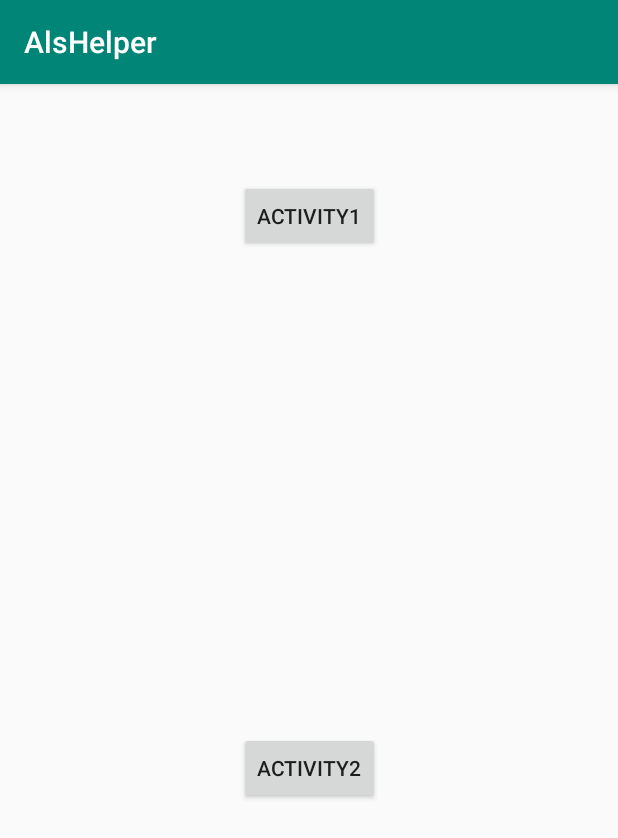
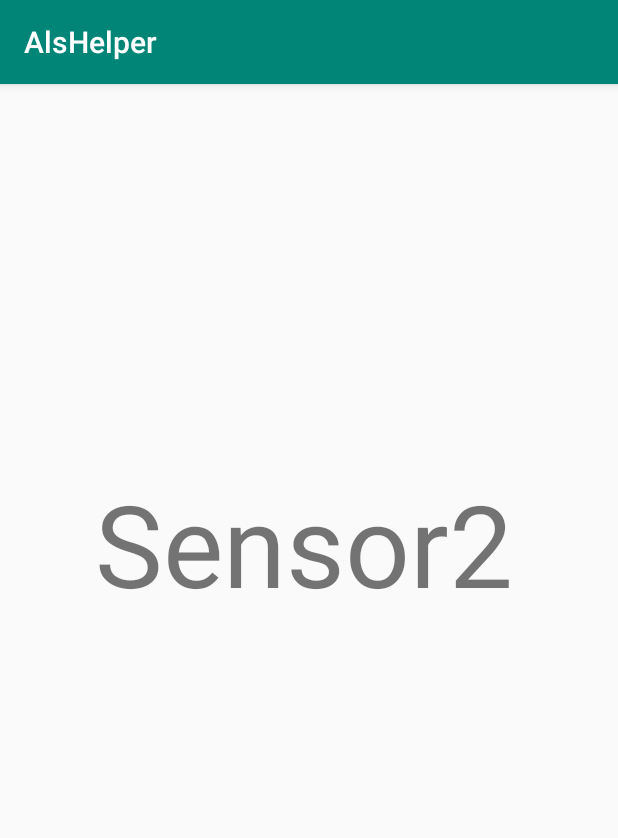
Before and after one commit to brkrot/AlsHelper, an Android app: the screen it shows after launch (MainActivity before the commit, sensor2Activity after it), after a tap on "ACTIVITY2", on a phone screen of 412 x 824 dp. Shown: the top 838 px of the screen. Run offline under Robolectric (Android 15) with nearby library versions, the phone set to English and light mode, and no system bars.

Commit message:
Menu for 2 activites was created All works fine

```diff
--- a/app/src/main/AndroidManifest.xml
+++ b/app/src/main/AndroidManifest.xml
@@ -9,7 +9,8 @@
         android:roundIcon="@mipmap/ic_launcher_round"
         android:supportsRtl="true"
         android:theme="@style/AppTheme">
-        <activity android:name=".sensor1Activity"></activity>
+        <activity android:name=".sensor2Activity"></activity>
+        <activity android:name=".sensor1Activity" />
         <activity android:name=".MainActivity">
             <intent-filter>
                 <action android:name="android.intent.action.MAIN" />
--- a/app/src/main/java/com/example/alshelper/MainActivity.java
+++ b/app/src/main/java/com/example/alshelper/MainActivity.java
@@ -12,7 +12,16 @@ public class MainActivity extends AppCompatActivity {
 
 
     public void move(View v){
-        Intent intent = new ArrayList<Integer>();
+        Intent intent;
+        int tag = Integer.parseInt(v.getTag().toString());
+        if(tag==1){
+            intent = new Intent (this.getBaseContext(), sensor1Activity.class);
+        }else{
+            intent = new Intent(this.getBaseContext(), sensor2Activity.class);
+        }
+
+        startActivity(intent);
+
     }
 
     @Override
--- /dev/null
+++ b/app/src/main/java/com/example/alshelper/sensor2Activity.java
@@ -0,0 +1,14 @@
+package com.example.alshelper;
+
+import androidx.appcompat.app.AppCompatActivity;
+
+import android.os.Bundle;
+
+public class sensor2Activity extends AppCompatActivity {
+
+    @Override
+    protected void onCreate(Bundle savedInstanceState) {
+        super.onCreate(savedInstanceState);
+        setContentView(R.layout.activity_sensor2);
+    }
+}
--- a/app/src/main/res/layout/activity_sensor1.xml
+++ b/app/src/main/res/layout/activity_sensor1.xml
@@ -4,6 +4,4 @@
     xmlns:tools="http://schemas.android.com/tools"
     android:layout_width="match_parent"
     android:layout_height="match_parent"
-    tools:context=".sensor1Activity">
-
-</androidx.constraintlayout.widget.ConstraintLayout>
+    tools:context=".sensor1Activity"/>
--- /dev/null
+++ b/app/src/main/res/layout/activity_sensor2.xml
@@ -0,0 +1,23 @@
+<?xml version="1.0" encoding="utf-8"?>
+<androidx.constraintlayout.widget.ConstraintLayout xmlns:android="http://schemas.android.com/apk/res/android"
+    xmlns:app="http://schemas.android.com/apk/res-auto"
+    xmlns:tools="http://schemas.android.com/tools"
+    android:layout_width="match_parent"
+    android:layout_height="match_parent"
+    tools:context=".sensor2Activity">
+
+    <TextView
+        android:id="@+id/textView"
+        android:layout_width="wrap_content"
+        android:layout_height="wrap_content"
+        android:layout_marginStart="173dp"
+        android:layout_marginTop="278dp"
+        android:layout_marginEnd="180dp"
+        android:layout_marginBottom="434dp"
+        android:text="Sensor2"
+        android:textSize="76sp"
+        app:layout_constraintBottom_toBottomOf="parent"
+        app:layout_constraintEnd_toEndOf="parent"
+        app:layout_constraintStart_toStartOf="parent"
+        app:layout_constraintTop_toTopOf="parent" />
+</androidx.constraintlayout.widget.ConstraintLayout>
```
